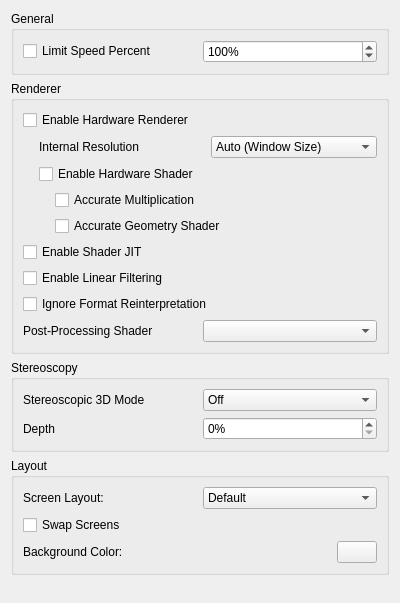
First picture: the form in src/citra_qt/configuration/configure_graphics.ui, repository akashanotenshi/rusty, before the edit.
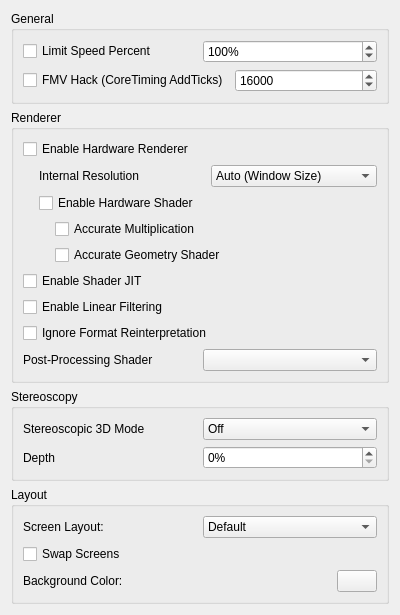
Second picture: the form after the edit.

Commit message: taken2009's FMV-hack (Ctrl-T)

```diff
--- a/src/citra_qt/configuration/configure_graphics.ui
+++ b/src/citra_qt/configuration/configure_graphics.ui
@@ -47,6 +47,30 @@
         </item>
        </layout>
       </item>
+      <item>
+        <layout class="QHBoxLayout" name="horizontalLayout_7">
+         <item>
+          <widget class="QCheckBox" name="FMV_hack">
+           <property name="text">
+            <string>FMV Hack (CoreTiming AddTicks)</string>
+           </property>
+          </widget>
+         </item>
+         <item>
+          <widget class="QSpinBox" name="AddTicks">
+           <property name="minimum">
+            <number>1</number>
+           </property>
+           <property name="maximum">
+            <number>999999</number>
+           </property>
+           <property name="value">
+            <number>16000</number>
+           </property>
+          </widget>
+         </item>
+        </layout>
+       </item>
      </layout>
     </widget>
    </item>
```
The commit also changes 6 other files.
